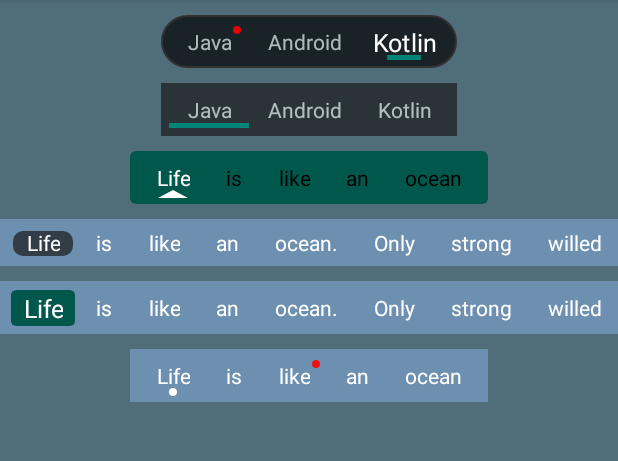
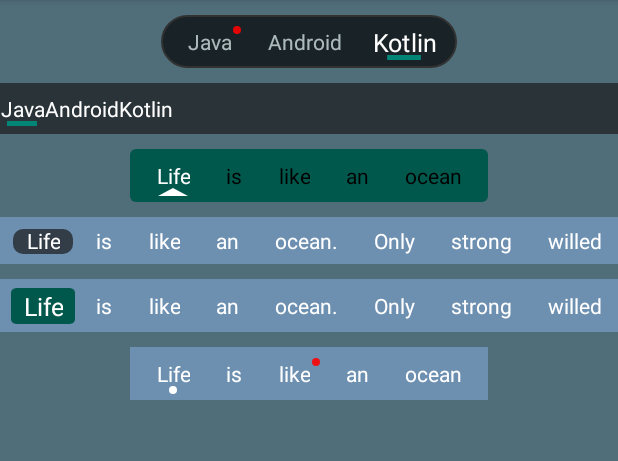
Before and after one commit to LillteZheng/FlowHelper, an Android app: the screen it shows after launch (TabNoViewPagerActivity), after a tap on "TabFlowLayout 不结合viewpager", on a phone screen of 412 x 824 dp, the part 84-545 px from its top. Run offline under Robolectric (Android 15) with nearby library versions, the phone set to English and light mode, and no system bars.

Commit message:
添加均分

```diff
--- a/app/src/main/java/com/zhengsr/tabhelper/activity/TabActivity.java
+++ b/app/src/main/java/com/zhengsr/tabhelper/activity/TabActivity.java
@@ -57,7 +57,7 @@ public class TabActivity extends AppCompatActivity {
                 .setTextId(R.id.item_text)
                 .setSelectedColor(Color.WHITE)
                 .setUnSelectedColor(getResources().getColor(R.color.unselect));
-        flowLayout.setAdapter(new TabFlowAdapter<String>(R.layout.item_msg,mTitle) {
+        flowLayout.setAdapter(new TabFlowAdapter<String>(R.layout.item_test,mTitle) {
             @Override
             public void bindView(View view, String data, int position) {
                 setText(view,R.id.item_text,data);
--- a/app/src/main/java/com/zhengsr/tabhelper/activity/TabNoViewPagerActivity.java
+++ b/app/src/main/java/com/zhengsr/tabhelper/activity/TabNoViewPagerActivity.java
@@ -62,7 +62,7 @@ public class TabNoViewPagerActivity extends AppCompatActivity {
         });
 
         TabFlowLayout flowLayout2 = findViewById(R.id.rectflow2);
-        flowLayout2.setAdapter(new TabFlowAdapter<String>(R.layout.item_msg,mTitle) {
+        flowLayout2.setAdapter(new TabFlowAdapter<String>(R.layout.item_test,mTitle) {
             @Override
             public void bindView(View view, String data, int position) {
                 setText(view,R.id.item_text,data);
--- a/app/src/main/res/layout/activity_tab.xml
+++ b/app/src/main/res/layout/activity_tab.xml
@@ -29,6 +29,8 @@
         android:background="@color/black_ff_bg"
         app:tab_scale_factor="1.2"
         app:tab_item_autoScale="true"
+        app:tab_visual_count="4"
+        android:layout_marginStart="20dp"
         android:layout_height="wrap_content"/>
     <TextView
         android:layout_width="wrap_content"
--- a/app/src/main/res/layout/activity_tab_no_view_pager.xml
+++ b/app/src/main/res/layout/activity_tab_no_view_pager.xml
@@ -35,11 +35,13 @@
         app:tab_type="rect"
         app:tab_color="@color/colorPrimary"
         app:tab_height="3dp"
+        app:tab_width="20dp"
         app:tab_margin_b="3dp"
         android:paddingLeft="5dp"
         android:paddingRight="5dp"
         android:paddingTop="2dp"
         android:paddingBottom="2dp"
+        app:tab_visual_count="3"
         android:layout_height="wrap_content"/>
 
     <com.zhengsr.tablib.view.flow.TabFlowLayout
--- /dev/null
+++ b/app/src/main/res/layout/item_test.xml
@@ -0,0 +1,12 @@
+<?xml version="1.0" encoding="utf-8"?>
+<TextView xmlns:android="http://schemas.android.com/apk/res/android"
+    android:id="@+id/item_text"
+    android:layout_width="match_parent"
+    android:gravity="center"
+    android:textSize="14sp"
+    android:paddingTop="5dp"
+    android:paddingBottom="5dp"
+    android:textColor="@color/white"
+    android:layout_height="match_parent">
+
+</TextView>
--- a/tablib/src/main/java/com/zhengsr/tablib/bean/TabBean.java
+++ b/tablib/src/main/java/com/zhengsr/tablib/bean/TabBean.java
@@ -68,6 +68,11 @@ public class TabBean {
      */
     public boolean isAutoScroll = true;
 
+    /**
+     * 可视个数
+     */
+    public int visualCount = -1;
+
 
     @Override
     public String toString() {
--- a/tablib/src/main/java/com/zhengsr/tablib/view/flow/FlowLayout.java
+++ b/tablib/src/main/java/com/zhengsr/tablib/view/flow/FlowLayout.java
@@ -22,9 +22,13 @@ class FlowLayout extends ViewGroup {
     private static final String TAG = "FlowLayout";
     protected int mViewWidth;
     protected int mViewHeight;
+    /**
+     * tabflowlayout
+     */
     private int mTabOrientation;
+    protected int mVisualCount = -1;
     /**
-     * label
+     * labelflowlayout
      */
     private List<Integer> mLineHeights = new ArrayList<>();
     private List<List<View>> mAllViews = new ArrayList<>();
@@ -59,6 +63,9 @@ class FlowLayout extends ViewGroup {
         }
 
 
+    }
+    public void setVisualCount(int visualCount){
+        mVisualCount = visualCount;
     }
 
     /**
@@ -150,7 +157,17 @@ class FlowLayout extends ViewGroup {
          * 计算宽高
          */
 
+
+        int widthPixels = getResources().getDisplayMetrics().widthPixels;
+        if (MeasureSpec.EXACTLY == widthMode) {
+            widthPixels = widthSize;
+        }
+
+
         for (int i = 0; i < childCount; i++) {
+
+
+
             View child = getChildAt(i);
             if (child.getVisibility() == View.GONE) {
                 continue;
@@ -158,14 +175,23 @@ class FlowLayout extends ViewGroup {
             measureChild(child, widthMeasureSpec, heightMeasureSpec);
 
             MarginLayoutParams params = (MarginLayoutParams) child.getLayoutParams();
-
             //拿到 子控件宽高 + margin
-            int cw = child.getMeasuredWidth() + params.leftMargin + params.rightMargin;
+            int cw;
+            if (mVisualCount != -1){
+                cw = widthPixels/mVisualCount;
+                params.width = cw;
+                child.setLayoutParams(params);
+                width = widthPixels;
+            }else{
+                cw = child.getMeasuredWidth() + params.leftMargin + params.rightMargin;
+                width += cw;
+            }
             int ch = child.getMeasuredHeight() + params.topMargin + params.bottomMargin;
-
-            width += cw;
             //拿到 子控件高度，拿到最大的那个高度
             height = Math.max(height, ch);
+
+
+
 
         }
 
--- a/tablib/src/main/java/com/zhengsr/tablib/view/flow/ScrollFlowLayout.java
+++ b/tablib/src/main/java/com/zhengsr/tablib/view/flow/ScrollFlowLayout.java
@@ -70,6 +70,7 @@ class ScrollFlowLayout extends FlowLayout {
         /**
          * TabFlowLayout 或者 LabelFlowLayout 的竖向滚动
          */
+        //todo 这是什么魔性 if else 找机会改一下
         if (isVerticalMove()){
             if (mViewHeight < mScreenHeight){
                 if (mBottomRound > mViewHeight){
@@ -95,6 +96,15 @@ class ScrollFlowLayout extends FlowLayout {
         }else{
             //TabFlowLayout 横向布局
             if (!isVertical()) {
+                //如果是固定宽度
+                if (mVisualCount != -1){
+                    if (getChildCount() > mVisualCount){
+                        isCanMove = true;
+                    }else{
+                        isCanMove = false;
+                    }
+                    mWidth = mViewWidth;
+                }else {
                     //说明控件没有满屏或者固定宽度
                     if (mViewWidth < mScreenWidth) {
                         if (mRightBound > mViewWidth) {
@@ -110,7 +120,8 @@ class ScrollFlowLayout extends FlowLayout {
                         }
                         mWidth = mScreenWidth;
                     }
-                if (!isTabAutoScroll()){
+                }
+                if (!isTabAutoScroll()) {
                     isCanMove = false;
                 }
             }
--- a/tablib/src/main/java/com/zhengsr/tablib/view/flow/TabFlowLayout.java
+++ b/tablib/src/main/java/com/zhengsr/tablib/view/flow/TabFlowLayout.java
@@ -82,6 +82,8 @@ public class TabFlowLayout extends ScrollFlowLayout {
         mScroller = new Scroller(getContext());
         mTabOrientation = mTypeArray.getInteger(R.styleable.TabFlowLayout_tab_orientation,FlowConstants.HORIZONTATAL);
         isAutoScroll = mTypeArray.getBoolean(R.styleable.TabFlowLayout_tab_isAutoScroll,true);
+        int visualCount = mTypeArray.getInteger(R.styleable.TabFlowLayout_tab_visual_count, -1);
+        setVisualCount(visualCount);
         setTabOrientation(mTabOrientation);
         chooseTabTpye(tabStyle);
         setLayerType(LAYER_TYPE_SOFTWARE,null);
@@ -117,11 +119,7 @@ public class TabFlowLayout extends ScrollFlowLayout {
                         if (mViewPager == null) {
                             updateScroll(view, false);
                         }
-
                     }
-
-
-
                 }
                 getViewTreeObserver().removeOnGlobalLayoutListener(this);
             }
@@ -663,6 +661,9 @@ public class TabFlowLayout extends ScrollFlowLayout {
         if (isAutoScroll != bean.isAutoScroll){
             isAutoScroll = bean.isAutoScroll;
         }
+        if (bean.visualCount != -1){
+            setVisualCount(bean.visualCount);
+        }
         return this;
     }
 
--- a/tablib/src/main/res/values/attrs.xml
+++ b/tablib/src/main/res/values/attrs.xml
@@ -20,6 +20,7 @@
         <attr name="tab_item_res" format="reference"/>
         <attr name="tab_item_autoScale" format="boolean"/>
         <attr name="tab_scale_factor" format="float"/>
+        <attr name="tab_visual_count" format="integer"/>
         <attr name="tab_orientation">
             <enum name="vertical" value="1"/>
             <enum name="horizontal" value="2"/>
```
Also changed, not shown: 5 other files. Lines whose indentation alone changed are shown as unchanged.
